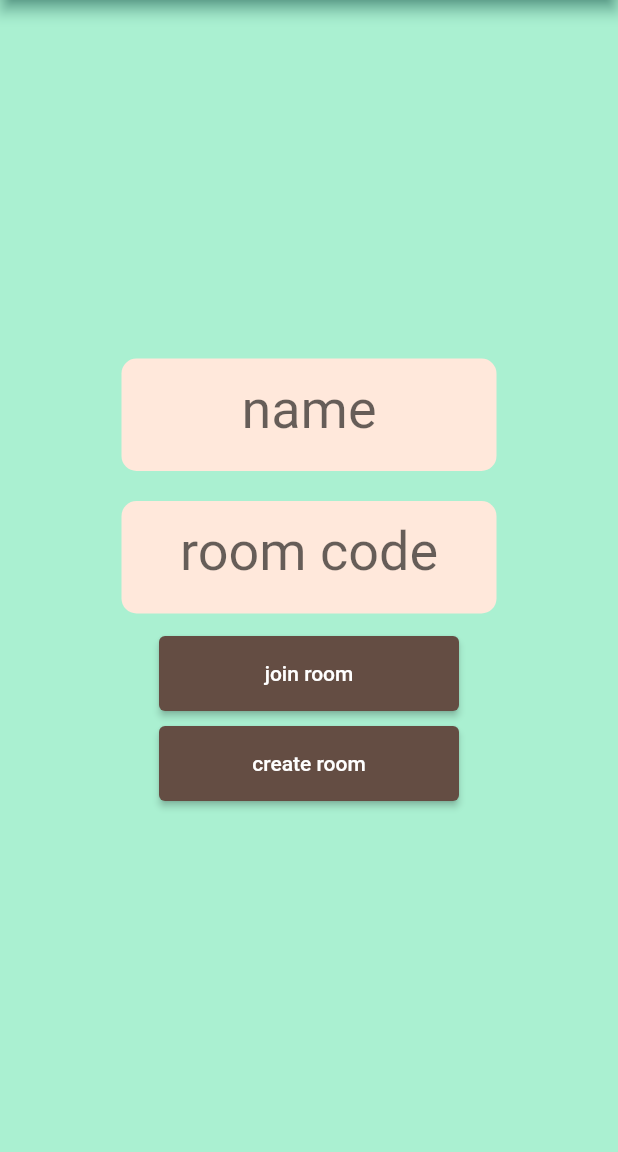
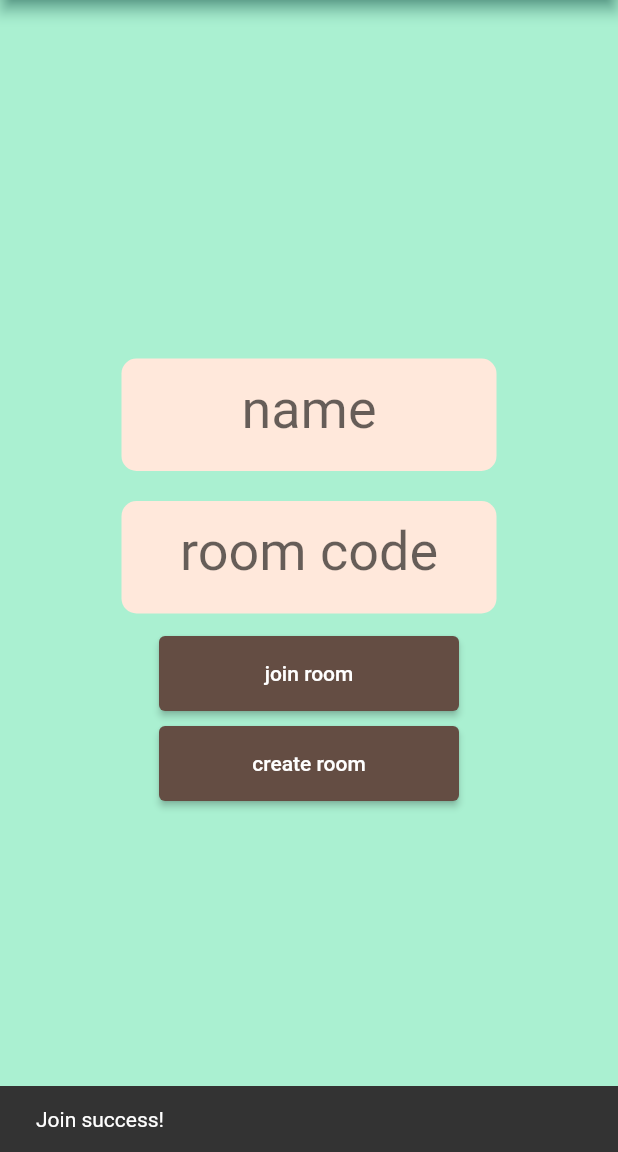
Before and after one commit to JadenHowell/Commodore, a Flutter app: the screen it shows after launch, after a tap on "join room", on a phone screen of 412 x 824 dp, the part 84-1236 px from its top. Run offline on Flutter 3.47's test engine with Material 2 defaults, Android fonts, the phone set to English and light mode, and no system bars.

Commit message:
create archichture for join/create

```diff
--- a/lib/presenter/join_room_presenter.dart
+++ b/lib/presenter/join_room_presenter.dart
@@ -1,12 +1,17 @@
+
+import 'package:commodore/services/join_room_service.dart';
+import 'package:commodore/services/request/join_room_request.dart';
+import 'package:commodore/services/response/join_room_response.dart';
 
 class JoinRoomPresenter {
   final JoinRoomView view;
+  final JoinRoomService service = JoinRoomService();
 
   JoinRoomPresenter({required this.view});
 
-  void onJoinRoomClicked(){
-    //business logic
-    view.roomJoined();
+  void onJoinRoomClicked(String playerName, String roomCode){
+    JoinRoomResponse joinRoomResponse = service.joinRoom(JoinRoomRequest(playerName, roomCode));
+    view.roomJoined(joinRoomResponse);
   }
 
 }
@@ -20,5 +25,5 @@ There are no interfaces in Dart. However, each class creates an implicit interfa
   presenter in the same file, should be as close to OK as possible.
  */
 abstract class JoinRoomView {
-  void roomJoined();
+  void roomJoined(JoinRoomResponse response);
 }
--- /dev/null
+++ b/lib/services/create_room_service.dart
@@ -0,0 +1,11 @@
+import 'package:commodore/services/request/create_room_request.dart';
+import 'package:commodore/services/response/create_room_response.dart';
+
+class CreateRoomService {
+  CreateRoomService();
+
+  createRoom(CreateRoomRequest request){
+    return CreateRoomResponse(true);
+  }
+
+}
--- /dev/null
+++ b/lib/services/join_room_service.dart
@@ -0,0 +1,11 @@
+import 'package:commodore/services/request/join_room_request.dart';
+import 'package:commodore/services/response/join_room_response.dart';
+
+class JoinRoomService {
+  JoinRoomService();
+
+  joinRoom(JoinRoomRequest request){
+    return JoinRoomResponse(true);
+  }
+
+}
--- /dev/null
+++ b/lib/services/request/create_room_request.dart
@@ -0,0 +1,9 @@
+class CreateRoomRequest{
+  late String _playerName;
+
+  CreateRoomRequest(String playerName){
+    _playerName = playerName;
+  }
+
+  String getPlayerName() {return _playerName;}
+}
--- /dev/null
+++ b/lib/services/request/join_room_request.dart
@@ -0,0 +1,12 @@
+class JoinRoomRequest{
+  late String _playerName;
+  late String _roomCode;
+
+  JoinRoomRequest(String playerName, String roomCode){
+    _playerName = playerName;
+    _roomCode = roomCode;
+  }
+
+  String getPlayerName() {return _playerName;}
+  String getRoomCode() {return _roomCode;}
+}
--- /dev/null
+++ b/lib/services/response/create_room_response.dart
@@ -0,0 +1,9 @@
+import 'package:commodore/services/response/response.dart';
+
+class CreateRoomResponse extends Response{
+
+  CreateRoomResponse(bool success) : super(success: success);
+
+  CreateRoomResponse.fromMessage(String message) : super.fromMessage(message: message);
+
+}
--- /dev/null
+++ b/lib/services/response/join_room_response.dart
@@ -0,0 +1,9 @@
+import 'package:commodore/services/response/response.dart';
+
+class JoinRoomResponse extends Response{
+
+  JoinRoomResponse(bool success) : super(success: success);
+
+  JoinRoomResponse.fromMessage(String message) : super.fromMessage(message: message);
+
+}
--- /dev/null
+++ b/lib/services/response/response.dart
@@ -0,0 +1,10 @@
+abstract class Response {
+  bool success;
+  String? message;
+
+  Response({required this.success});
+
+  //fromMessage automatically assumes false
+  Response.fromMessage({this.message, this.success=false});
+
+}
--- a/lib/view/pages/main.dart
+++ b/lib/view/pages/main.dart
@@ -1,5 +1,7 @@
 import 'package:commodore/presenter/create_room_presenter.dart';
 import 'package:commodore/presenter/join_room_presenter.dart';
+import 'package:commodore/services/response/create_room_response.dart';
+import 'package:commodore/services/response/join_room_response.dart';
 import 'package:commodore/themes/color_values.dart';
 import 'package:commodore/themes/theme_data.dart';
 import 'package:flutter/material.dart';
@@ -137,7 +139,7 @@ class _MyHomePageState extends State<MyHomePage> implements JoinRoomView, Create
       margin: const EdgeInsets.all(5),
       child: ElevatedButton(
         child: const Text("join room"),
-        onPressed: () => _joinRoomPresenter?.onJoinRoomClicked(),
+        onPressed: () => _joinRoomPresenter?.onJoinRoomClicked("hi", "hi"),
       ),
     );
   }
@@ -149,18 +151,40 @@ class _MyHomePageState extends State<MyHomePage> implements JoinRoomView, Create
       margin: const EdgeInsets.all(5),
       child: ElevatedButton(
         child: const Text("create room"),
-        onPressed: () => _createRoomPresenter?.onCreateRoomClicked(),
+        onPressed: () => _createRoomPresenter?.onCreateRoomClicked("hi"),
       ),
     );
   }
 
   @override
-  void roomJoined() {
-    // TODO: implement roomJoined
+  void roomJoined(JoinRoomResponse response) {
+    String text;
+    if(response.success) {
+      text = "Join success!";
+    } else {
+      text = "Join failed...";
+    }
+
+    SnackBar snackBar = SnackBar(content: Text(text));
+
+    // Find the ScaffoldMessenger in the widget tree
+    // and use it to show a SnackBar.
+    ScaffoldMessenger.of(context).showSnackBar(snackBar);
   }
 
   @override
-  void roomCreated() {
-    // TODO: implement roomCreated
+  void roomCreated(CreateRoomResponse response) {
+    String text;
+    if(response.success) {
+      text = "Create success!";
+    } else {
+      text = "Create failed...";
+    }
+
+    SnackBar snackBar = SnackBar(content: Text(text));
+
+    // Find the ScaffoldMessenger in the widget tree
+    // and use it to show a SnackBar.
+    ScaffoldMessenger.of(context).showSnackBar(snackBar);
   }
 }
```
Also changed, not shown: lib/presenter/create_room_presenter.dart (+9 -4 lines).
